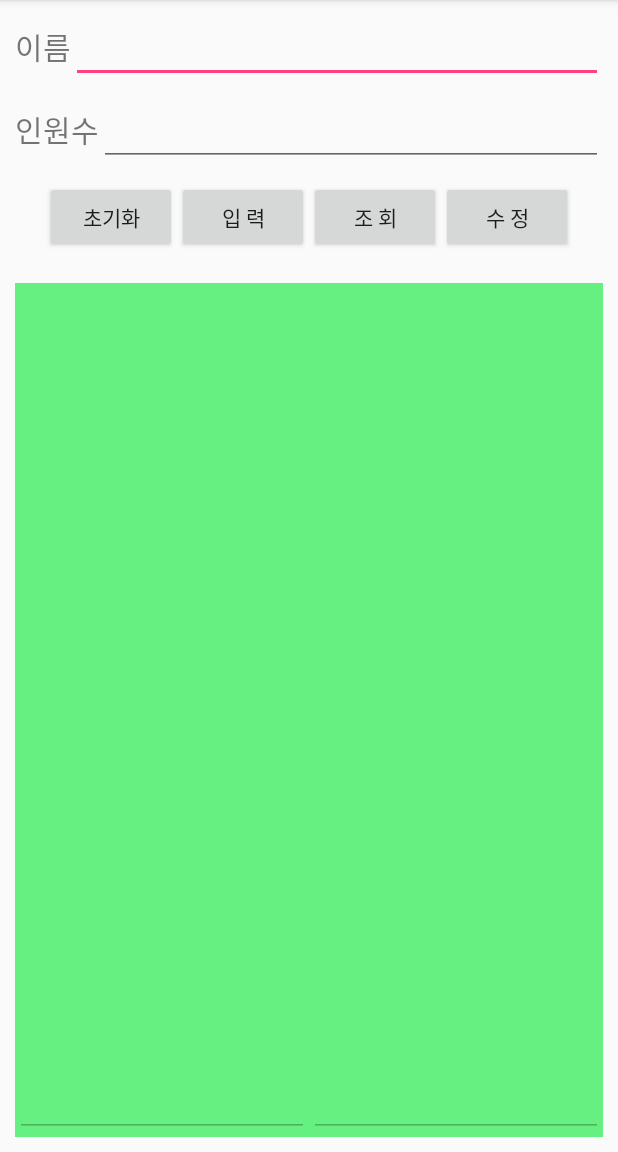
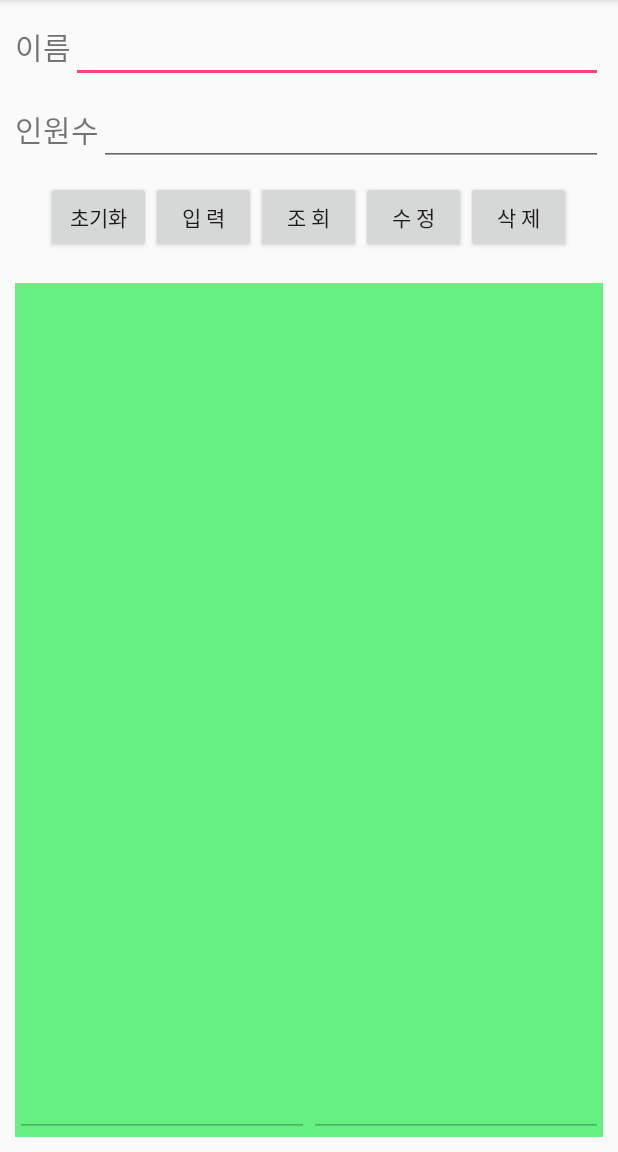
Before and after one commit to Kimsoeon/DBEx, an Android app: the screen it shows after launch (MainActivity), on a phone screen of 412 x 824 dp, the part 84-1236 px from its top. Run offline under Robolectric (Android 15) with nearby library versions, the phone set to English and light mode, and no system bars.

Commit message:
#7 Delete Button

```diff
--- a/app/src/main/java/soeonkim/kr/hs/emirim/dbex/MainActivity.java
+++ b/app/src/main/java/soeonkim/kr/hs/emirim/dbex/MainActivity.java
@@ -12,7 +12,7 @@ import android.widget.EditText;
 import android.widget.Toast;
 
 public class MainActivity extends AppCompatActivity {
-    Button but_init, but_insert, but_select, but_update;
+    Button but_init, but_insert, but_select, but_update, but_delete;
     EditText edit_group_name,edit_group_count,edit_result_name,edit_result_count;
     MyDBHelper myHelper;
     SQLiteDatabase sqlDB;
@@ -25,6 +25,7 @@ public class MainActivity extends AppCompatActivity {
         but_insert = (Button)findViewById(R.id.but_insert);
         but_select = (Button)findViewById(R.id.but_select);
         but_update = (Button)findViewById(R.id.but_update);
+        but_delete = (Button)findViewById(R.id.but_delete);
         edit_group_name = (EditText)findViewById(R.id.edit_group_name);
         edit_group_count = (EditText)findViewById(R.id.edit_group_count);
         edit_result_name = (EditText)findViewById(R.id.edit_result_name);
@@ -86,6 +87,18 @@ public class MainActivity extends AppCompatActivity {
                 edit_group_count.setText("");
             }
         });
+        but_delete.setOnClickListener(new View.OnClickListener() {
+            @Override
+            public void onClick(View v) {
+                sqlDB = myHelper.getWritableDatabase();
+                String sql = "delete from idolTable where idolName='" + edit_group_name.getText() + "'";
+                sqlDB.execSQL(sql);
+                sqlDB.close();
+                Toast.makeText(MainActivity.this,"삭제됨",Toast.LENGTH_LONG).show();
+                edit_group_name.setText("");
+                edit_group_count.setText("");
+            }
+        });
 
     }
     //내부 클래스 생성(Main액티비티에 있는 멤버 필드 사용 가능 = > 코드가 쉬워짐
--- a/app/src/main/res/layout/activity_main.xml
+++ b/app/src/main/res/layout/activity_main.xml
@@ -50,24 +50,30 @@
       >
         <Button
             android:id="@+id/but_init"
-            android:layout_width="wrap_content"
+            android:layout_width="70dp"
             android:layout_height="wrap_content"
             android:text="초기화"/>
         <Button
             android:id="@+id/but_insert"
-            android:layout_width="wrap_content"
+            android:layout_width="70dp"
             android:layout_height="wrap_content"
             android:text="입 력"/>
         <Button
             android:id="@+id/but_select"
-            android:layout_width="wrap_content"
+            android:layout_width="70dp"
             android:layout_height="wrap_content"
             android:text="조 회"/>
         <Button
             android:id="@+id/but_update"
-            android:layout_width="wrap_content"
+            android:layout_width="70dp"
             android:layout_height="wrap_content"
             android:text="수 정"
+            />
+        <Button
+            android:id="@+id/but_delete"
+            android:layout_width="70dp"
+            android:layout_height="wrap_content"
+            android:text="삭 제"
             />
     </LinearLayout>
     <LinearLayout
```
